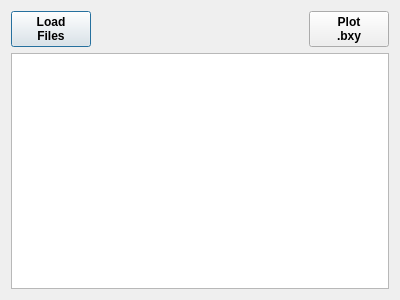
First picture: the form in gui/plotbxyGUI.ui, repository lhalb/Figurprogrammierung, before the edit.
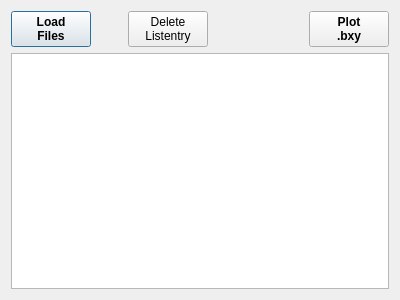
Second picture: the form after the edit.

Commit message: [bxy-plot] added option to remove single items from plotlist

```diff
--- a/gui/plotbxyGUI.ui
+++ b/gui/plotbxyGUI.ui
@@ -30,6 +30,53 @@
        </property>
       </widget>
      </item>
+     <item>
+      <spacer name="horizontalSpacer_2">
+       <property name="orientation">
+        <enum>Qt::Horizontal</enum>
+       </property>
+       <property name="sizeHint" stdset="0">
+        <size>
+         <width>40</width>
+         <height>20</height>
+        </size>
+       </property>
+      </spacer>
+     </item>
+     <item>
+      <widget class="QPushButton" name="but_del_entry">
+       <property name="text">
+        <string>Delete
+Listentry</string>
+       </property>
+      </widget>
+     </item>
+     <item>
+      <spacer name="horizontalSpacer_3">
+       <property name="orientation">
+        <enum>Qt::Horizontal</enum>
+       </property>
+       <property name="sizeHint" stdset="0">
+        <size>
+         <width>40</width>
+         <height>20</height>
+        </size>
+       </property>
+      </spacer>
+     </item>
+     <item>
+      <spacer name="horizontalSpacer_4">
+       <property name="orientation">
+        <enum>Qt::Horizontal</enum>
+       </property>
+       <property name="sizeHint" stdset="0">
+        <size>
+         <width>40</width>
+         <height>20</height>
+        </size>
+       </property>
+      </spacer>
+     </item>
      <item>
       <spacer name="horizontalSpacer">
        <property name="orientation">
```
Left out of the diff: 9 changed lines with no effect on the pictures. The commit also changes 2 other files.
